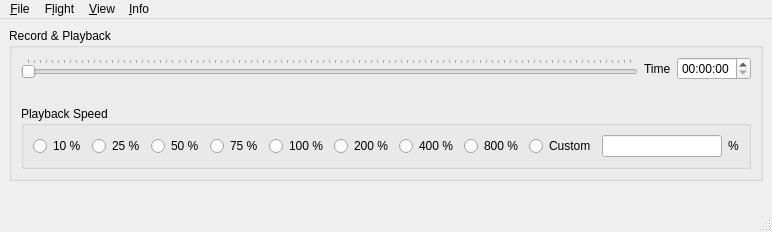
This is src/UserInterface/src/MainWindow.ui in till213/SkyDolly as Qt 5 draws it before an edit. The edited form follows.
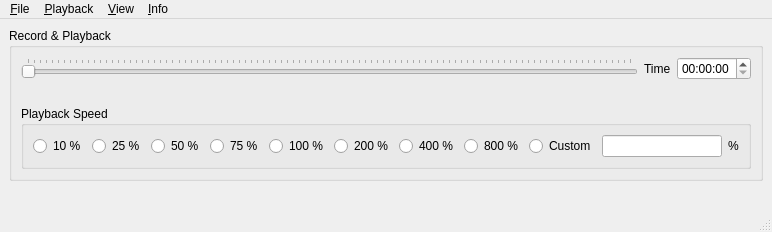
This is the edited form.

```diff
--- a/src/UserInterface/src/MainWindow.ui
+++ b/src/UserInterface/src/MainWindow.ui
@@ -237,7 +237,7 @@
    </widget>
    <widget class="QMenu" name="menu_Flight">
     <property name="title">
-     <string>F&amp;light</string>
+     <string>&amp;Playback</string>
     </property>
     <addaction name="recordAction"/>
     <addaction name="playAction"/>
```
Left out of the diff: 7 changed lines with no effect on the pictures.
